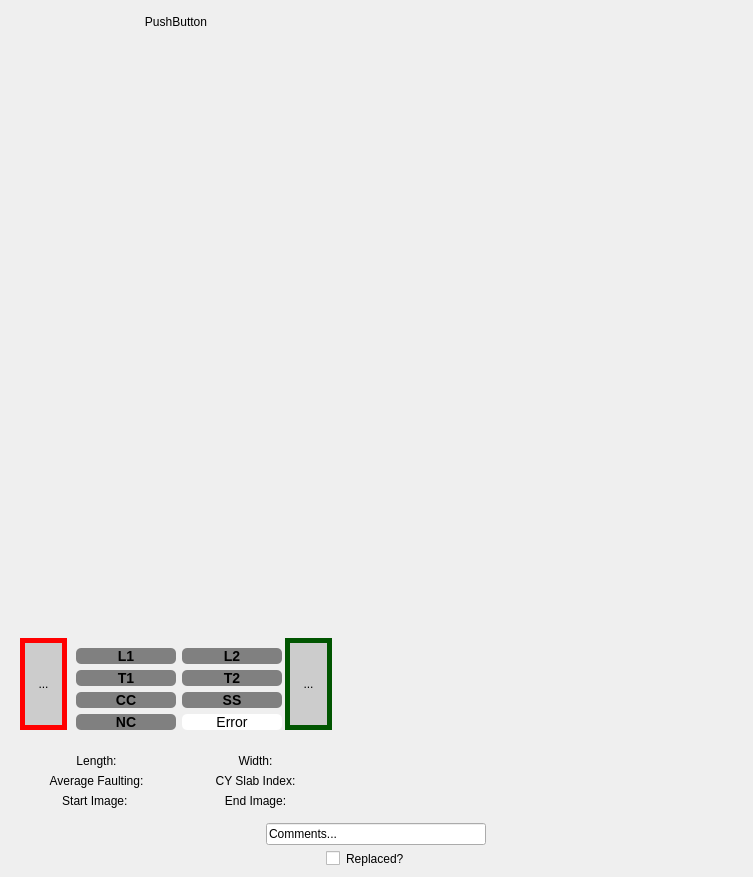
Above: resources/year_panel.ui from jadenl99/JPCP-tool before the change. Below: the same form after it.
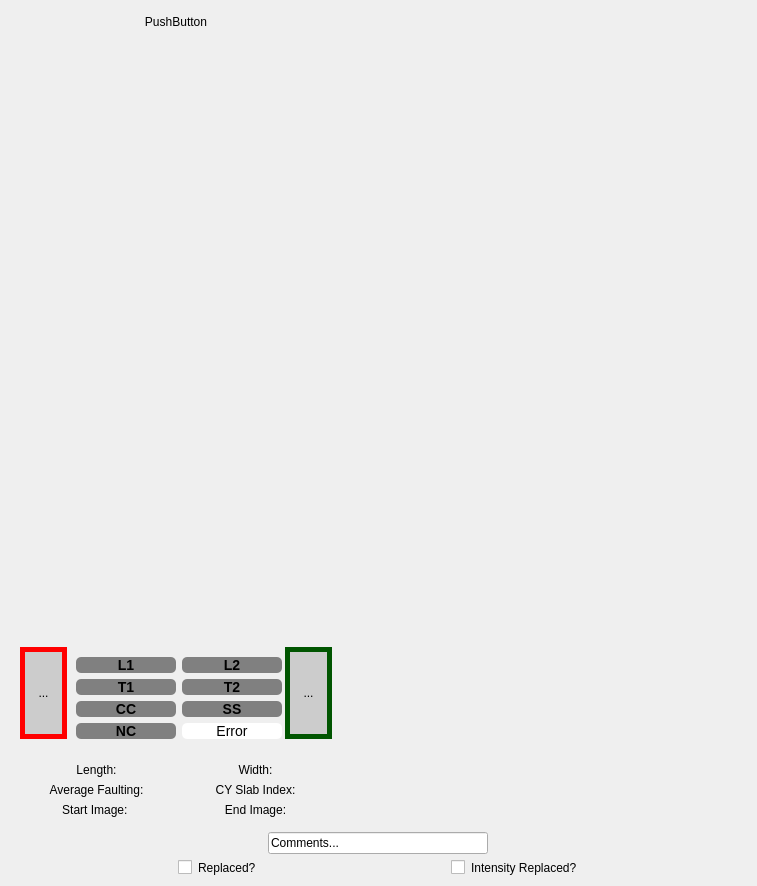
That is the form after the change. Icons and pictures are not drawn.

Commit message: replaced intensity label

Patch:
```diff
--- a/resources/year_panel.ui
+++ b/resources/year_panel.ui
@@ -6,8 +6,8 @@
    <rect>
     <x>0</x>
     <y>0</y>
-    <width>753</width>
-    <height>877</height>
+    <width>757</width>
+    <height>886</height>
    </rect>
   </property>
   <property name="sizePolicy">
@@ -644,6 +644,19 @@
          </property>
         </widget>
        </item>
+       <item>
+        <widget class="QCheckBox" name="replaced_intensity_box">
+         <property name="sizePolicy">
+          <sizepolicy hsizetype="Fixed" vsizetype="Fixed">
+           <horstretch>0</horstretch>
+           <verstretch>0</verstretch>
+          </sizepolicy>
+         </property>
+         <property name="text">
+          <string>Intensity Replaced?</string>
+         </property>
+        </widget>
+       </item>
       </layout>
      </item>
     </layout>
```
The commit also changes 14 other files.
